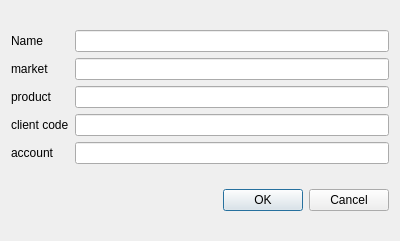
This is src/qt_components/src/qorderbook/filter_form.ui in jleahred/maiquel-toolkit-cpp as Qt 5 draws it before an edit. The edited form follows.
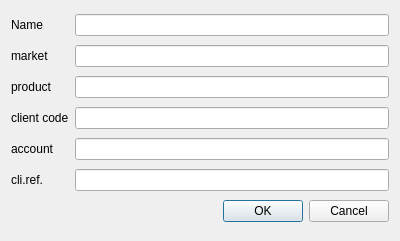
This is the edited form.

Commit message: cimdtrade modif  filter on cli_ref

```diff
--- a/src/qt_components/src/qorderbook/filter_form.ui
+++ b/src/qt_components/src/qorderbook/filter_form.ui
@@ -13,8 +13,6 @@
   <property name="windowTitle">
    <string>filter</string>
   </property>
-  <layout class="QVBoxLayout" name="verticalLayout">
-   <item>
     <layout class="QGridLayout" name="gridLayout">
      <item row="0" column="0">
       <widget class="QLabel" name="label">
@@ -66,9 +64,21 @@
      <item row="4" column="1">
       <widget class="QLineEdit" name="account"/>
      </item>
-    </layout>
+   <item row="5" column="0">
+    <widget class="QLabel" name="label_6">
+     <property name="text">
+      <string>cli.ref.</string>
+     </property>
+    </widget>
    </item>
-   <item>
+   <item row="5" column="1">
+    <widget class="QLineEdit" name="cli_ref">
+     <property name="text">
+      <string/>
+     </property>
+    </widget>
+   </item>
+   <item row="6" column="0" colspan="2">
     <widget class="QDialogButtonBox" name="buttonBox">
      <property name="standardButtons">
       <set>QDialogButtonBox::Cancel|QDialogButtonBox::Ok</set>
```
Left out of the diff: 17 changed lines with no effect on the pictures. Lines whose indentation alone changed are shown as unchanged. The commit also changes 4 other files.
